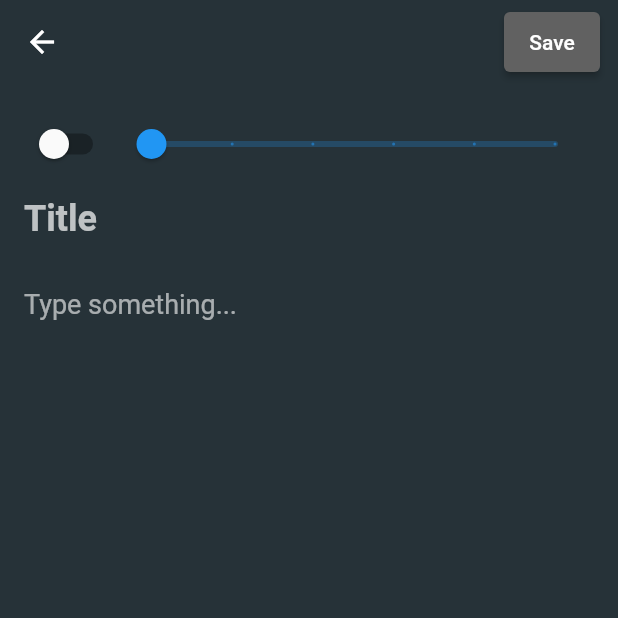
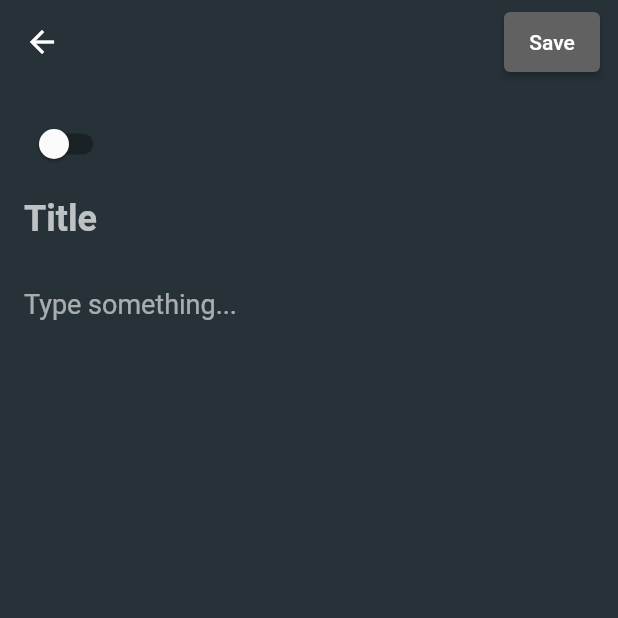
Before and after one commit to Abdulkader-Safi/Flutter-Crud-Application-with-sqflite, a Flutter app: the AddEditNotePage screen opened directly, on a phone screen of 412 x 824 dp, the top half of it. Run offline on Flutter 3.47's test engine with Material 2 defaults, Android fonts, the phone set to English and light mode, and no system bars; our stand-ins replace sqflite; accounts and stored records are empty.

```diff
--- a/lib/main.dart
+++ b/lib/main.dart
@@ -15,7 +15,7 @@ Future main() async {
 class MyApp extends StatelessWidget {
   const MyApp({Key? key}) : super(key: key);
 
-  static const String title = 'Notes SQLite';
+  static const String title = 'Notes';
 
   @override
   Widget build(BuildContext context) => MaterialApp(
--- a/lib/page/edit_note_page.dart
+++ b/lib/page/edit_note_page.dart
@@ -46,7 +46,6 @@ class _AddEditNotePageState extends State<AddEditNotePage> {
             description: description,
             onChangedImportant: (isImportant) =>
                 setState(() => this.isImportant = isImportant),
-            onChangedNumber: (number) => setState(() => this.number = number),
             onChangedTitle: (title) => setState(() => this.title = title),
             onChangedDescription: (description) =>
                 setState(() => this.description = description),
--- a/lib/widget/note_form_widget.dart
+++ b/lib/widget/note_form_widget.dart
@@ -6,7 +6,6 @@ class NoteFormWidget extends StatelessWidget {
   final String? title;
   final String? description;
   final ValueChanged<bool> onChangedImportant;
-  final ValueChanged<int> onChangedNumber;
   final ValueChanged<String> onChangedTitle;
   final ValueChanged<String> onChangedDescription;
 
@@ -17,7 +16,6 @@ class NoteFormWidget extends StatelessWidget {
     this.title = '',
     this.description = '',
     required this.onChangedImportant,
-    required this.onChangedNumber,
     required this.onChangedTitle,
     required this.onChangedDescription,
   }) : super(key: key);
@@ -35,15 +33,6 @@ class NoteFormWidget extends StatelessWidget {
                     value: isImportant ?? false,
                     onChanged: onChangedImportant,
                   ),
-                  Expanded(
-                    child: Slider(
-                      value: (number ?? 0).toDouble(),
-                      min: 0,
-                      max: 5,
-                      divisions: 5,
-                      onChanged: (number) => onChangedNumber(number.toInt()),
-                    ),
-                  )
                 ],
               ),
               buildTitle(),
--- a/pubspec.yaml
+++ b/pubspec.yaml
@@ -20,7 +20,7 @@ dependencies:
   intl: ^0.17.0
   #Display todos in grid
   flutter_staggered_grid_view: ^0.4.0-nullsafety.3
-  flutter_launcher_icons: "^0.9.0"
+  flutter_launcher_icons: ^0.9.2
 
 dev_dependencies:
   flutter_test:
@@ -38,5 +38,3 @@ flutter_icons:
 
 flutter:
   uses-material-design: true
-
-  #
```
Also changed, not shown: 23 other files.
